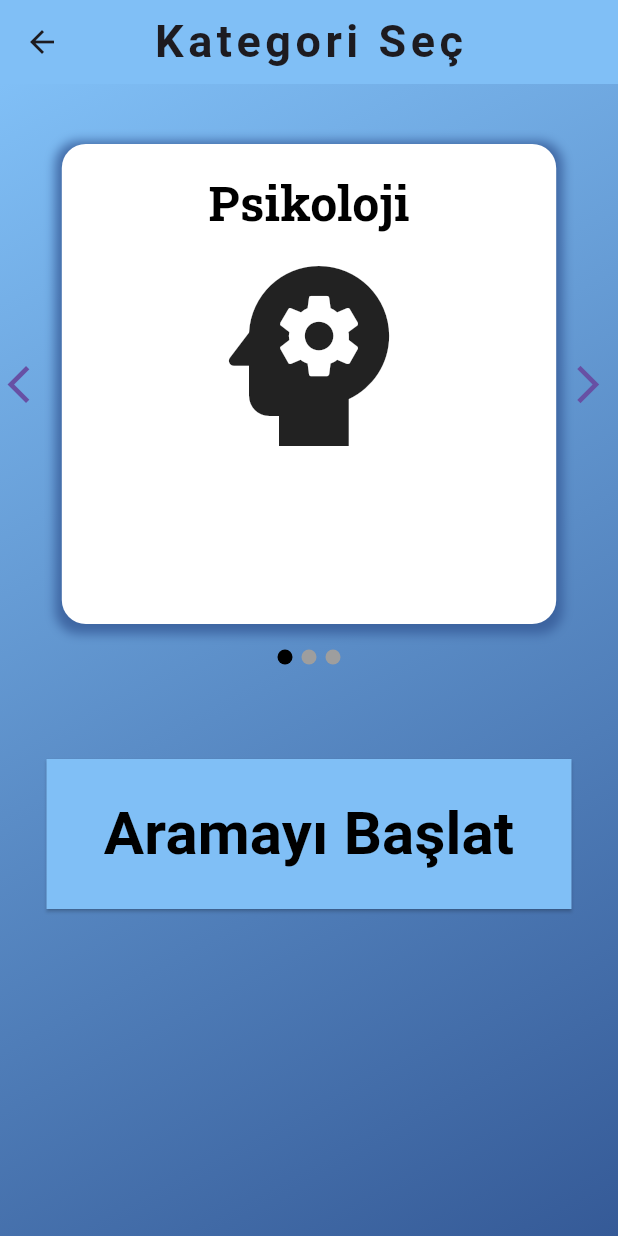
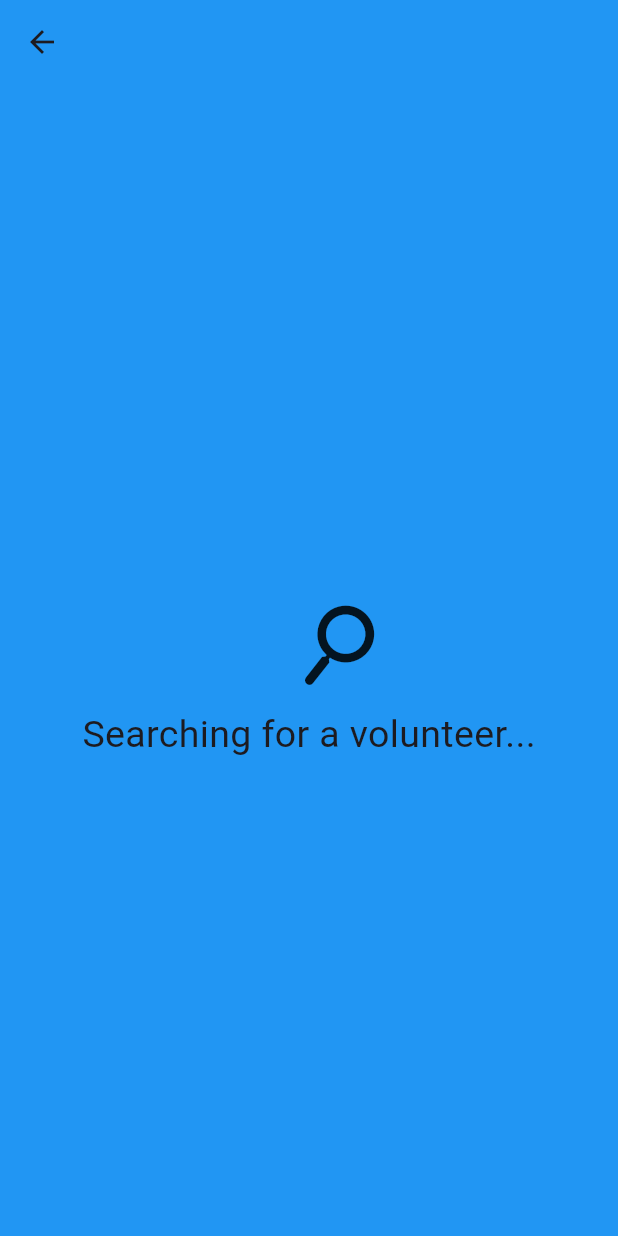
Before and after one commit to furkanCalik7/Yoldas, a Flutter app: the CategorySelectionScreen screen opened by its route, after a tap on "Aramayı Başlat", on a phone screen of 412 x 824 dp. Run offline on Flutter 3.47's test engine with Material 3 defaults, Android fonts, the phone set to English and light mode, and no system bars; drawn by our look-alikes of card_swiper; our stand-ins replace camera, firebase_auth, firebase_core, flutter_rating_bar, flutter_secure_storage, flutter_translate and 8 more; missing offline and left inert: flutter_beep, google_mlkit_commons, google_mlkit_text_recognition, tflite_v2; accounts and stored records are empty; generated files the repository leaves out were written again.

Commit message:
implemented volunteer search screen

```diff
--- a/frontend/lib/main.dart
+++ b/frontend/lib/main.dart
@@ -10,6 +10,7 @@ import 'package:frontend/pages/login_with_phone.dart';
 import 'package:frontend/pages/sms_code_page.dart';
 import 'package:frontend/pages/text_recognition_view.dart';
 import 'package:frontend/pages/volunteer_main_frame.dart';
+import 'package:frontend/pages/volunteer_search_screen.dart';
 import 'package:frontend/pages/welcome.dart';
 import "package:frontend/pages/onboarding_screen.dart";
 import 'package:frontend/pages/evaluation_page.dart';
@@ -42,6 +43,8 @@ void main() async {
             TextRecognitionCameraView(),
         CurrencyRecognitionCameraView.routeName: (context) =>
             CurrencyRecognitionCameraView(),
+        VolunteerSearchScreen.routeName: (context) =>
+            VolunteerSearchScreen(),
       },
     ),
   );
--- a/frontend/lib/pages/blind_home_screen.dart
+++ b/frontend/lib/pages/blind_home_screen.dart
@@ -5,6 +5,7 @@ import 'package:frontend/custom_widgets/buttons/tappableIcon.dart';
 import 'package:frontend/pages/blind_main_frame.dart';
 import 'package:frontend/pages/call_main_frame.dart';
 import 'package:frontend/pages/category_selection_screen.dart';
+import 'package:frontend/pages/volunteer_search_screen.dart';
 
 class BlindHomeScreen extends StatelessWidget {
   const BlindHomeScreen({super.key});
@@ -20,7 +21,7 @@ class BlindHomeScreen extends StatelessWidget {
           ),
           TappableIcon(
             action: () {
-              Navigator.pushNamed(context, CallMainFrame.routeName);
+              Navigator.pushNamed(context, VolunteerSearchScreen.routeName);
             },
             iconData: Icons.search,
             size: 150,
--- a/frontend/lib/pages/category_selection_screen.dart
+++ b/frontend/lib/pages/category_selection_screen.dart
@@ -5,6 +5,7 @@ import 'package:frontend/custom_widgets/buttons/button_main.dart';
 import 'package:frontend/custom_widgets/buttons/tappableIcon.dart';
 import 'package:frontend/custom_widgets/colors.dart';
 import 'package:frontend/custom_widgets/swiper/custom_swiper.dart';
+import 'package:frontend/pages/volunteer_search_screen.dart';
 
 const List<IconData> icons = [
   Icons.psychology,
@@ -43,7 +44,9 @@ class CategorySelectionScreen extends StatelessWidget {
             ),
             ButtonMain(
               text: "Aramayı Başlat",
-              action: () {},
+              action: () {
+                Navigator.pushNamed(context, VolunteerSearchScreen.routeName);
+              },
               height: 100,
               width: 350,
               fontSize: 40,
--- /dev/null
+++ b/frontend/lib/pages/volunteer_search_screen.dart
@@ -0,0 +1,83 @@
+import 'dart:math' as math;
+import 'package:flutter/material.dart';
+
+class VolunteerSearchScreen extends StatefulWidget {
+  @override
+  _VolunteerSearchScreenState createState() => _VolunteerSearchScreenState();
+
+  static const String routeName = "/volunteer_search_screen";
+}
+
+class _VolunteerSearchScreenState extends State<VolunteerSearchScreen>
+    with SingleTickerProviderStateMixin {
+  late AnimationController _animationController;
+  late Animation<double> _rotationAnimation;
+  late Animation<Offset> _positionAnimation;
+
+  double _radius = 30.0; // Radius of circular path
+
+  @override
+  void initState() {
+    super.initState();
+    _animationController = AnimationController(
+      vsync: this,
+      duration: Duration(seconds: 4),
+    );
+    _rotationAnimation =
+        Tween<double>(begin: math.pi / 8, end: -math.pi / 16).animate(_animationController);
+    _positionAnimation = Tween<Offset>(
+      begin: Offset(0,_radius),
+      end: Offset(0, _radius),
+    ).animate(
+      CurvedAnimation(
+        parent: _animationController,
+        curve: Curves.easeInOut,
+      ),
+    );
+    _animationController.repeat(reverse: true);
+  }
+
+  @override
+  void dispose() {
+    _animationController.dispose();
+    super.dispose();
+  }
+
+  @override
+  Widget build(BuildContext context) {
+    return Scaffold(
+      backgroundColor: Colors.blue,
+      appBar: AppBar(
+        forceMaterialTransparency: true,
+
+      ),
+      body: Center(
+        child: Column(
+          mainAxisAlignment: MainAxisAlignment.center,
+          children: <Widget>[
+            AnimatedBuilder(
+              animation: _animationController,
+              builder: (context, child) {
+                return Transform.translate(
+                  offset: Offset(
+                    math.cos(_rotationAnimation.value * 4) * _radius,
+                    math.sin(_rotationAnimation.value * 4) * _radius,
+                  ),
+                  child: RotationTransition(
+                    turns: _rotationAnimation,
+                    child: Icon(Icons.search_rounded, size: 70),
+                  ),
+                );
+              },
+            ),
+            SizedBox(height: 30),
+            Text(
+              'Searching for a volunteer...',
+              style: TextStyle(fontSize: 25),
+            ),
+          ],
+        ),
+      ),
+    );
+  }
+}
```
